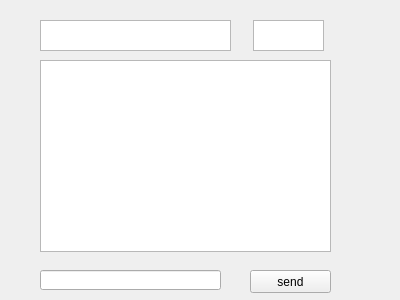
Before: the Qt Designer form game.ui in ketro96/Hangman, drawn with Qt 5.
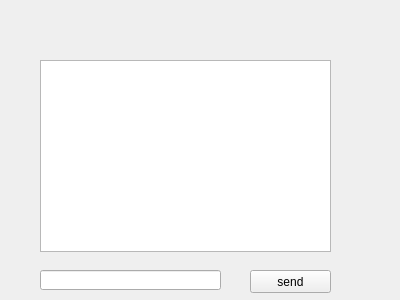
After: the same form once the commit is applied.

Commit message: Added ip label

Diff of the .ui file:
```diff
--- a/game.ui
+++ b/game.ui
@@ -36,26 +36,6 @@
     <string>send</string>
    </property>
   </widget>
-  <widget class="QTextEdit" name="teIpAdress">
-   <property name="geometry">
-    <rect>
-     <x>40</x>
-     <y>20</y>
-     <width>191</width>
-     <height>31</height>
-    </rect>
-   </property>
-  </widget>
-  <widget class="QTextEdit" name="tePort">
-   <property name="geometry">
-    <rect>
-     <x>253</x>
-     <y>20</y>
-     <width>71</width>
-     <height>31</height>
-    </rect>
-   </property>
-  </widget>
   <widget class="QListWidget" name="lwChat">
    <property name="geometry">
     <rect>
@@ -66,6 +46,19 @@
     </rect>
    </property>
   </widget>
+  <widget class="QLabel" name="lblHostInfo">
+   <property name="geometry">
+    <rect>
+     <x>40</x>
+     <y>30</y>
+     <width>291</width>
+     <height>16</height>
+    </rect>
+   </property>
+   <property name="text">
+    <string/>
+   </property>
+  </widget>
  </widget>
  <resources/>
  <connections/>
```
The commit also changes 1 other file.
